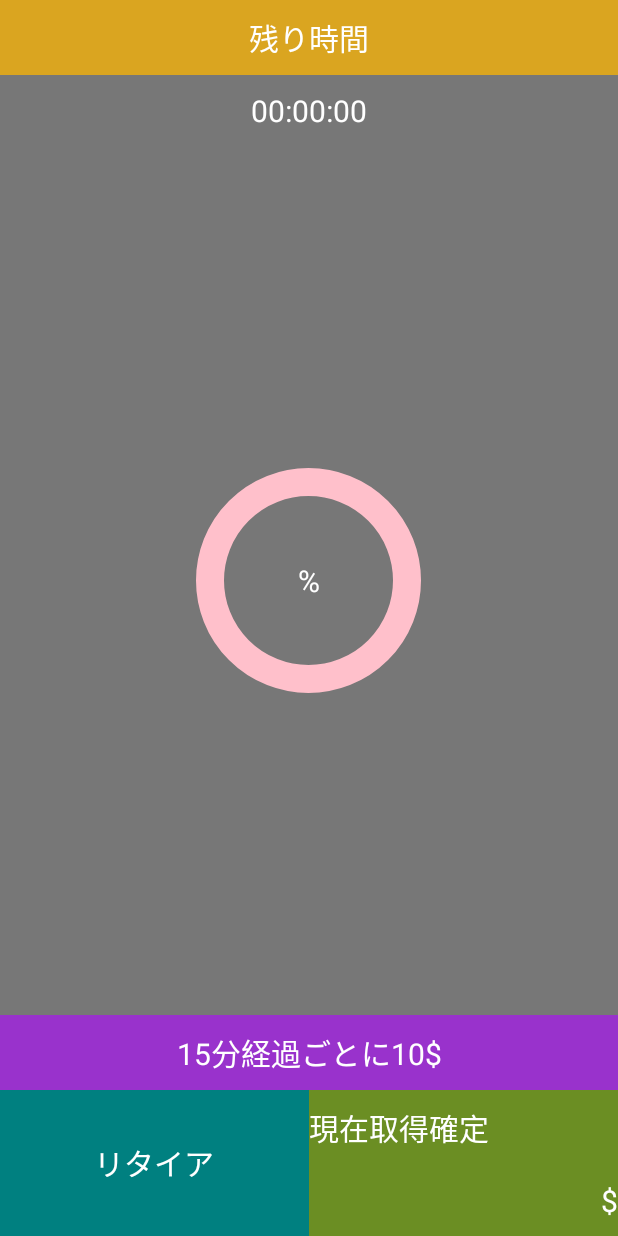
After one commit to NaokiNishizawa/ssa, an Android app: the layout timer_dialog.xml on its own in the app's theme, with its tools: preview values and no code run, on a phone screen of 412 x 824 dp. The commit adds this screen. Run offline under Robolectric (Android 15) with nearby library versions, the phone set to English and light mode, and no system bars.

Commit message:
[変更] タイマーモード　基本UI作成

```diff
--- a/ssa_code/app/src/main/java/com/study/ssa/Receiver/AlarmReceiver.java
+++ b/ssa_code/app/src/main/java/com/study/ssa/Receiver/AlarmReceiver.java
@@ -20,6 +20,7 @@ public class AlarmReceiver extends BroadcastReceiver {
         } else {
             // 画面OFF時
             Log.d("debug", "SCREEN_OFF");
+            return;
         }
 
         Intent startIntent =new Intent();
--- /dev/null
+++ b/ssa_code/app/src/main/java/com/study/ssa/UI/CustomWidget/ChartView.java
@@ -0,0 +1,84 @@
+package com.study.ssa.UI.CustomWidget;
+
+import android.content.Context;
+import android.graphics.Canvas;
+import android.graphics.Color;
+import android.graphics.Paint;
+import android.graphics.RectF;
+import android.util.AttributeSet;
+import android.view.View;
+
+import java.util.jar.Attributes;
+
+/**
+ * 円グラフ
+ */
+public class ChartView extends View {
+
+    public float rate = 0f; // 0 - 100の間で指定
+    public boolean isNotClockWise = false; //false 時計回り true 反時計回り
+
+    /**
+     * コンストラクタ
+     */
+    public ChartView(Context context) {
+        super(context);
+    }
+
+    public ChartView(Context context, AttributeSet attrs) {
+        super(context, attrs);
+    }
+
+    public ChartView(Context context, AttributeSet attrs, int defStyleAttr) {
+        super(context, attrs, defStyleAttr);
+    }
+
+    /**
+     * 描画処理
+     *
+     * @param canvas
+     */
+    @Override
+     protected void onDraw(Canvas canvas) {
+        super.onDraw(canvas);
+        drawBaseChart(canvas);
+        drawValueChart(canvas);
+    }
+
+    /**
+     * 円グラフの軸となる円の表示
+     */
+    private void drawBaseChart(Canvas canvas){
+        Paint paint = new Paint();
+        paint.setColor(Color.rgb(255,192,203));
+        float storkeWidth = getWidth() / 8;
+        paint.setStrokeWidth(storkeWidth);
+        paint.setAntiAlias(true);
+        paint.setStyle(Paint.Style.STROKE);
+        paint.setStrokeCap(Paint.Cap.ROUND);
+        RectF rect = new RectF(storkeWidth/2, storkeWidth/2, getWidth()-storkeWidth/2, getHeight()-storkeWidth/2);
+        canvas.drawArc(rect, 0f, 360f, false, paint);
+    }
+
+    /**
+     * 円グラフの値を示す円(半円)の表示
+     *
+     * @param canvas
+     */
+    private void drawValueChart(Canvas canvas){
+        Paint paint = new Paint();
+        paint.setColor(Color.rgb(255,20,147));
+        float storkeWidth = (getWidth() / 8);
+        paint.setStrokeWidth(storkeWidth);
+        paint.setAntiAlias(true);
+        paint.setStyle(Paint.Style.STROKE);
+        paint.setStrokeCap(Paint.Cap.ROUND);
+        RectF rect = new RectF(storkeWidth/2, storkeWidth/2, getWidth()-storkeWidth/2, getHeight()-storkeWidth/2);
+        float angle = rate / 100 * 360; //円グラフの終了位置の指定
+        if (isNotClockWise) {
+            //反時計周りの場合はマイナスにする
+            angle *= -1;
+        }
+        canvas.drawArc(rect, -90f, angle, false, paint);
+    }
+}
--- a/ssa_code/app/src/main/res/layout/activity_main.xml
+++ b/ssa_code/app/src/main/res/layout/activity_main.xml
@@ -146,6 +146,7 @@
         android:orientation="horizontal">
 
         <Button
+            android:id="@+id/shop_button"
             android:layout_width="0dp"
             android:layout_height="wrap_content"
             android:layout_weight="1"
@@ -154,6 +155,7 @@
             android:text="@string/btn_shop"/>
 
         <Button
+            android:id="@+id/timer_mode_button"
             android:layout_width="0dp"
             android:layout_height="wrap_content"
             android:layout_weight="1"
--- /dev/null
+++ b/ssa_code/app/src/main/res/layout/timer_dialog.xml
@@ -0,0 +1,120 @@
+<?xml version="1.0" encoding="utf-8"?>
+<LinearLayout xmlns:android="http://schemas.android.com/apk/res/android"
+    android:id="@+id/timer_dialog_base_layout"
+    android:orientation="vertical"
+    android:background="@color/colorGray"
+    android:layout_width="match_parent"
+    android:layout_height="match_parent">
+
+    <TextView
+        android:id="@+id/remaining_time_text"
+        android:layout_width="match_parent"
+        android:layout_height="wrap_content"
+        android:gravity="center"
+        android:background="@color/colorGoldenrod"
+        android:paddingTop="@dimen/normal_margin"
+        android:paddingBottom="@dimen/normal_margin"
+        android:textSize="@dimen/text_normal_size"
+        android:text="@string/remaining_time"
+        android:textColor="@color/colorWhite"/>
+
+    <TextView
+        android:id="@+id/time_text"
+        android:layout_width="match_parent"
+        android:layout_height="wrap_content"
+        android:gravity="center"
+        android:paddingTop="@dimen/normal_margin"
+        android:paddingBottom="@dimen/normal_margin"
+        android:text="00:00:00"
+        android:textSize="@dimen/text_normal_size"
+        android:textColor="@color/colorWhite"/>
+
+    <RelativeLayout
+        android:layout_width="match_parent"
+        android:layout_height="0dp"
+        android:layout_weight="1"
+        android:paddingTop="@dimen/normal_margin"
+        android:paddingBottom="@dimen/normal_margin">
+
+        <!-- 円グラフ -->
+        <com.study.ssa.UI.CustomWidget.ChartView
+            android:id="@+id/chartView"
+            android:layout_width="@dimen/cycle_width"
+            android:layout_height="@dimen/cycle_height"
+            android:layout_centerInParent="true"/>
+
+        <!-- 進捗率 -->
+        <TextView
+            android:id="@+id/progress_rate_text"
+            android:layout_width="wrap_content"
+            android:layout_height="wrap_content"
+            android:layout_centerInParent="true"
+            android:text="@string/progress_rate"
+            android:textSize="@dimen/text_normal_size"
+            android:textColor="@color/colorWhite"/>
+
+
+    </RelativeLayout>
+
+    <TextView
+        android:layout_width="match_parent"
+        android:layout_height="wrap_content"
+        android:gravity="center"
+        android:background="@color/colorDarkorchid"
+        android:paddingTop="@dimen/normal_margin"
+        android:paddingBottom="@dimen/normal_margin"
+        android:textSize="@dimen/text_normal_size"
+        android:text="@string/fifteenth_minutes_passage"
+        android:textColor="@color/colorWhite"/>
+
+    <LinearLayout
+        android:layout_width="match_parent"
+        android:layout_height="wrap_content"
+        android:orientation="horizontal">
+
+        <TextView
+            android:id="@+id/retirement_text"
+            android:layout_width="0dp"
+            android:layout_height="match_parent"
+            android:layout_weight="1"
+            android:gravity="center"
+            android:background="@color/colorTeal"
+            android:paddingTop="@dimen/normal_margin"
+            android:paddingBottom="@dimen/normal_margin"
+            android:textSize="@dimen/text_normal_size"
+            android:text="@string/retirement"
+            android:textColor="@color/colorWhite"/>
+
+        <LinearLayout
+            android:layout_width="0dp"
+            android:layout_height="wrap_content"
+            android:layout_weight="1"
+            android:background="@color/coloroLivedrab"
+            android:orientation="vertical">
+
+            <TextView
+                android:layout_width="match_parent"
+                android:layout_height="wrap_content"
+                android:gravity="left"
+                android:paddingTop="@dimen/normal_margin"
+                android:paddingBottom="@dimen/normal_margin"
+                android:textSize="@dimen/text_normal_size"
+                android:text="@string/get_confirm"
+                android:textColor="@color/colorWhite"/>
+
+            <TextView
+                android:id="@+id/get_money_text"
+                android:layout_width="match_parent"
+                android:layout_height="wrap_content"
+                android:gravity="right"
+                android:paddingTop="@dimen/normal_margin"
+                android:paddingBottom="@dimen/normal_margin"
+                android:textSize="@dimen/text_normal_size"
+                android:text="@string/get_money"
+                android:textColor="@color/colorWhite"/>
+
+        </LinearLayout>
+
+    </LinearLayout>
+
+</LinearLayout>
--- a/ssa_code/app/src/main/res/values/colors.xml
+++ b/ssa_code/app/src/main/res/values/colors.xml
@@ -13,5 +13,8 @@
     <color name="colorGold">#FFD700</color>
     <color name="colorViolet">#EE82EE</color>
     <color name="colorLimeGreen">#32CD32</color>
-
+    <color name="colorGoldenrod">#DAA520</color>
+    <color name="colorDarkorchid">#9932CC</color>
+    <color name="colorTeal">#008080</color>
+    <color name="coloroLivedrab">#6B8E23</color>
 </resources>
--- a/ssa_code/app/src/main/res/values/dimen.xml
+++ b/ssa_code/app/src/main/res/values/dimen.xml
@@ -1,7 +1,10 @@
 <?xml version="1.0" encoding="utf-8"?>
 <resources>
-    <dimen name="text_normal_size">20dp</dimen>
+    <dimen name="text_normal_size">20sp</dimen>
+    <dimen name="text_large_size">40sp</dimen>
     <dimen name="normal_margin">10dp</dimen>
     <dimen name="small_margin">5dp</dimen>
-    <dimen name="small_text_size">15dp</dimen>
+    <dimen name="small_text_size">15sp</dimen>
+    <dimen name="cycle_width">150dp</dimen>
+    <dimen name="cycle_height">150dp</dimen>
 </resources>
--- a/ssa_code/app/src/main/res/values/strings.xml
+++ b/ssa_code/app/src/main/res/values/strings.xml
@@ -13,4 +13,12 @@
 
     <!-- 予定一覧ダイアログ -->
     <string name="do_remove">REMOVE</string>
+
+    <!-- タイマーモードダイアログ -->
+    <string name="remaining_time">残り時間</string>
+    <string name="progress_rate">%</string>
+    <string name="fifteenth_minutes_passage">15分経過ごとに10$</string>
+    <string name="retirement">リタイア</string>
+    <string name="get_confirm">現在取得確定</string>
+    <string name="get_money">$</string>
 </resources>
```
Also changed, not shown: ssa_code/app/src/main/java/com/study/ssa/MainActivity.java (+27 -1 lines), ssa_code/app/src/main/java/com/study/ssa/UI/Dialog/BaseTimerDialogFragment.java (added, +120 -0 lines).
